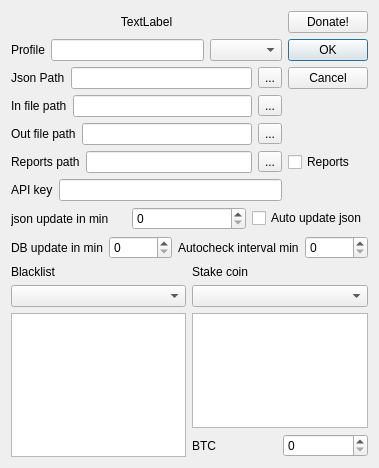
The window that settingsdialog.ui (QTinman/CoinBrowser) describes before a commit, drawn with Qt 5.
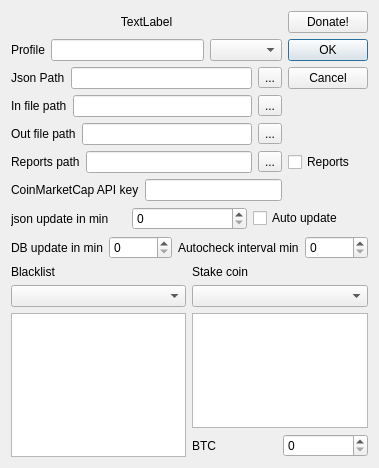
The same window after the commit. Icons and pictures are not drawn.

Commit message: Manual update for both DB and json from menu.

```diff
--- a/settingsdialog.ui
+++ b/settingsdialog.ui
@@ -158,7 +158,7 @@
      <item>
       <widget class="QLabel" name="label_7">
        <property name="text">
-        <string>API key</string>
+        <string>CoinMarketCap API key</string>
        </property>
       </widget>
      </item>
@@ -186,7 +186,7 @@
      <item>
       <widget class="QCheckBox" name="autoupdatejson">
        <property name="text">
-        <string>Auto update json</string>
+        <string>Auto update</string>
        </property>
       </widget>
      </item>
```
Left out of the diff: 8 changed lines with no effect on the pictures. The commit also changes 3 other files.
